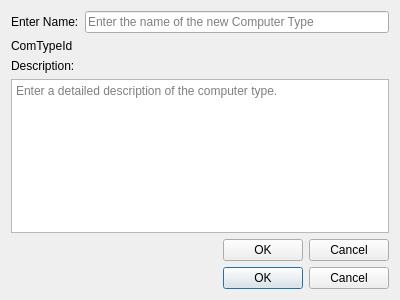
Old version of the form UI/addnewcomputertype.ui in the repository JonOrnBrynjarsson/vN1w3H51.
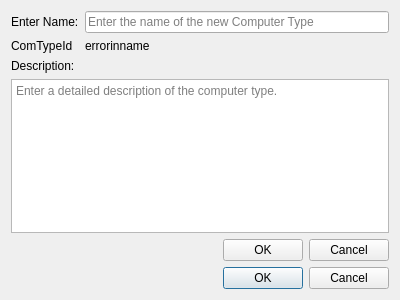
New version of the form.

Commit message: error checking mania!!

Diff of the .ui file:
```diff
--- a/UI/addnewcomputertype.ui
+++ b/UI/addnewcomputertype.ui
@@ -81,6 +81,13 @@
      </property>
     </widget>
    </item>
+   <item row="1" column="1">
+    <widget class="QLabel" name="errorInName">
+     <property name="text">
+      <string>errorinname</string>
+     </property>
+    </widget>
+   </item>
   </layout>
  </widget>
  <resources/>
```
The commit also changes 11 other files.
